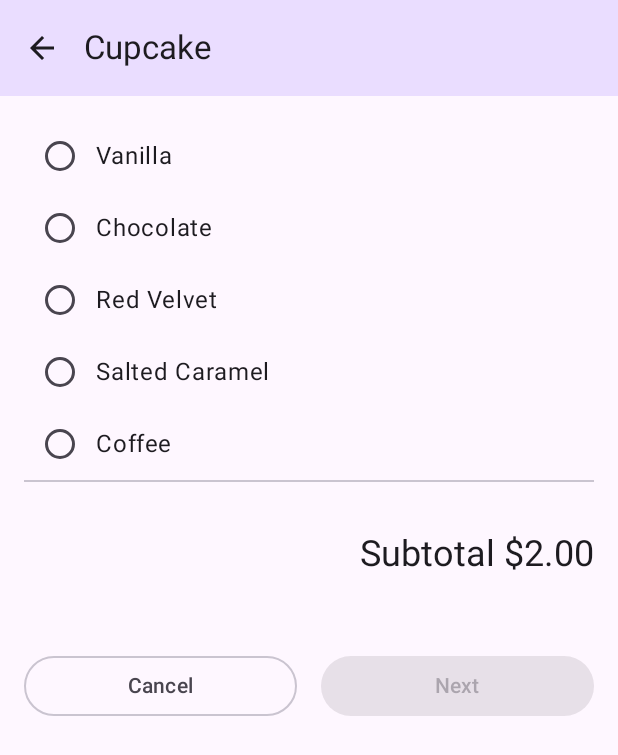
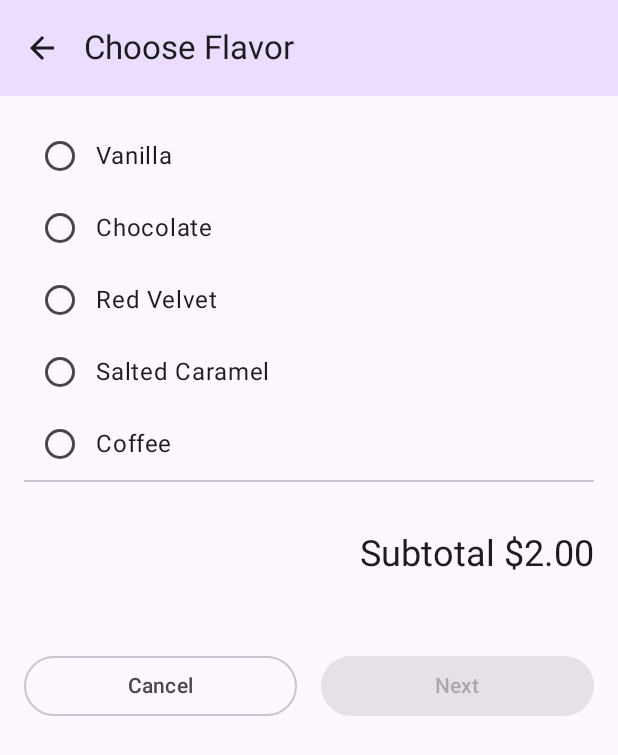
Before and after one commit to JDLO/projects-android-studio, an Android app built with Jetpack Compose: the screen it shows after launch (MainActivity), after a tap on "One Cupcake", on a phone screen of 412 x 824 dp. Shown: the top 755 px of the screen. Run offline under Robolectric (Android 15) with nearby library versions, the phone set to English and light mode, and no system bars.

Commit message:
Se agrega una ultima funcion para el topbar de la aplicacion

```diff
--- a/cupcake/app/src/main/java/com/example/cupcake/CupcakeScreen.kt
+++ b/cupcake/app/src/main/java/com/example/cupcake/CupcakeScreen.kt
@@ -17,6 +17,7 @@ package com.example.cupcake
 
 import android.content.Context
 import android.content.Intent
+import androidx.annotation.StringRes
 import androidx.compose.foundation.layout.padding
 import androidx.compose.material.icons.Icons
 import androidx.compose.material.icons.filled.ArrowBack
@@ -46,11 +47,13 @@ import com.example.cupcake.ui.OrderViewModel
 import com.example.cupcake.ui.SelectOptionScreen
 import com.example.cupcake.ui.StartOrderScreen
 
-enum class CupcakeScreen() {
-    Start,
-    Flavor,
-    Pickup,
-    Summary
+enum class CupcakeScreen(
+    @StringRes val title: Int
+) {
+    Start(title = R.string.app_name),
+    Flavor(title = R.string.choose_flavor),
+    Pickup(title = R.string.pickup_date),
+    Summary(title = R.string.order_summary)
 }
 
 /**
@@ -64,7 +67,7 @@ fun CupcakeAppBar(
     modifier: Modifier = Modifier
 ) {
     TopAppBar(
-        title = { Text(stringResource(id = R.string.app_name)) },
+        title = { Text(stringResource(currentScreen.title)) },
         colors = TopAppBarDefaults.mediumTopAppBarColors(
             containerColor = MaterialTheme.colorScheme.primaryContainer
         ),
```
